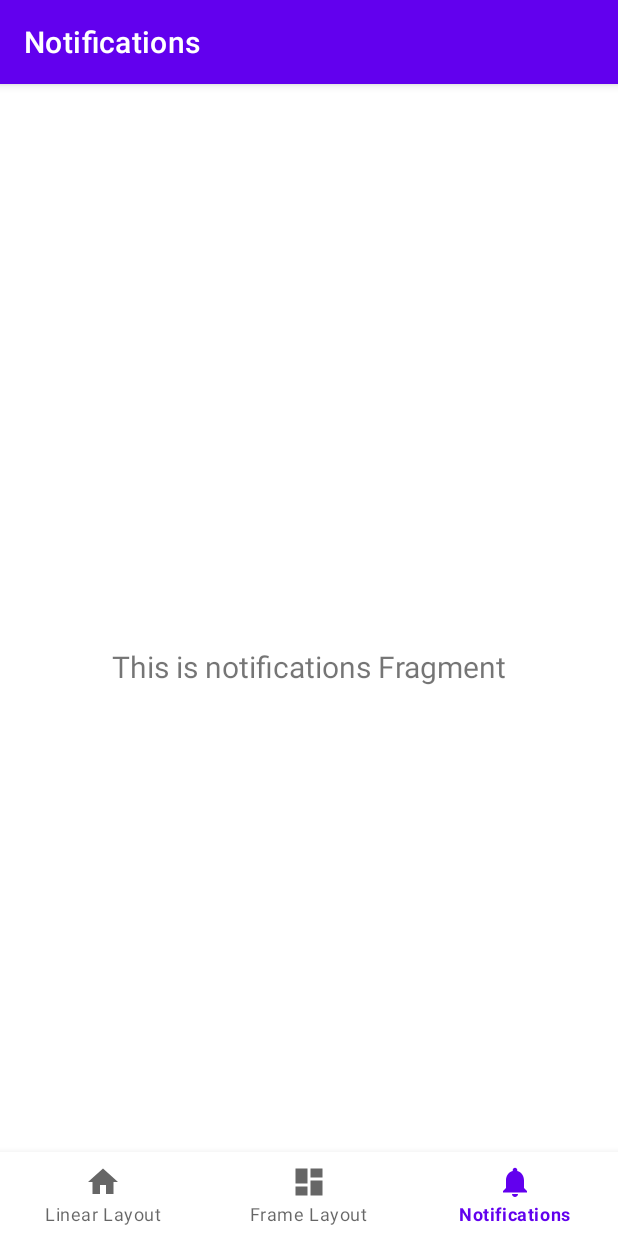
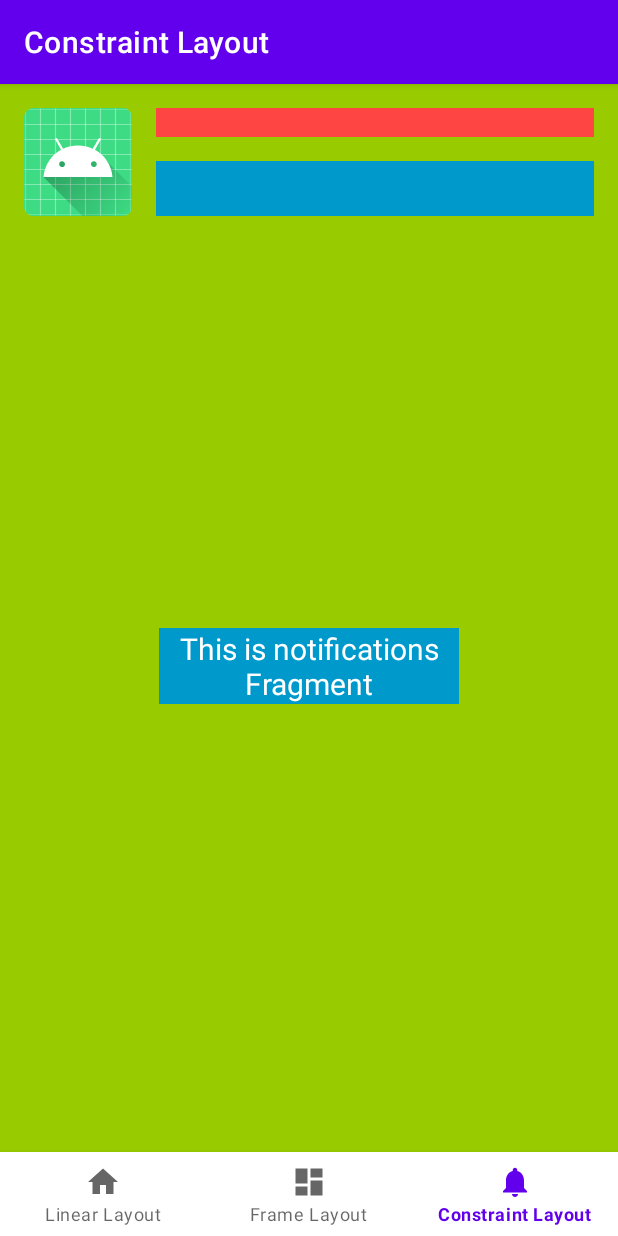
Before and after one commit to UR13L96/AndroidLayouts, an Android app: the NotificationsFragment screen opened through its navigation route, on a phone screen of 412 x 824 dp. Run offline under Robolectric (Android 15) with nearby library versions, the phone set to English and light mode, and no system bars; our stand-ins replace navigation-ui.

Commit message:
Added constraint layout example

```diff
--- a/app/src/main/java/com/olascoaga/layouts/ui/notifications/NotificationsFragment.kt
+++ b/app/src/main/java/com/olascoaga/layouts/ui/notifications/NotificationsFragment.kt
@@ -7,11 +7,11 @@ import android.view.ViewGroup
 import android.widget.TextView
 import androidx.fragment.app.Fragment
 import androidx.lifecycle.ViewModelProvider
-import com.olascoaga.layouts.databinding.FragmentNotificationsBinding
+import com.olascoaga.layouts.databinding.FragmentConstraintLayoutBinding
 
 class NotificationsFragment : Fragment() {
 
-    private var _binding: FragmentNotificationsBinding? = null
+    private var _binding: FragmentConstraintLayoutBinding? = null
 
     // This property is only valid between onCreateView and
     // onDestroyView.
@@ -25,7 +25,7 @@ class NotificationsFragment : Fragment() {
         val notificationsViewModel =
             ViewModelProvider(this).get(NotificationsViewModel::class.java)
 
-        _binding = FragmentNotificationsBinding.inflate(inflater, container, false)
+        _binding = FragmentConstraintLayoutBinding.inflate(inflater, container, false)
         val root: View = binding.root
 
         val textView: TextView = binding.textNotifications
--- /dev/null
+++ b/app/src/main/res/layout/fragment_constraint_layout.xml
@@ -0,0 +1,57 @@
+<?xml version="1.0" encoding="utf-8"?>
+<androidx.constraintlayout.widget.ConstraintLayout xmlns:android="http://schemas.android.com/apk/res/android"
+    xmlns:app="http://schemas.android.com/apk/res-auto"
+    xmlns:tools="http://schemas.android.com/tools"
+    android:layout_width="match_parent"
+    android:layout_height="match_parent"
+    android:background="@android:color/holo_green_light"
+    tools:context=".ui.notifications.NotificationsFragment">
+
+    <TextView
+        android:id="@+id/text_notifications"
+        android:layout_width="200dp"
+        android:layout_height="wrap_content"
+        android:layout_marginStart="8dp"
+        android:layout_marginTop="8dp"
+        android:layout_marginEnd="8dp"
+        android:textAlignment="center"
+        android:textSize="20sp"
+        android:background="@android:color/holo_blue_dark"
+        android:textColor="@android:color/white"
+        android:text="Constraint"
+        app:layout_constraintBottom_toBottomOf="parent"
+        app:layout_constraintEnd_toEndOf="parent"
+        app:layout_constraintStart_toStartOf="parent"
+        app:layout_constraintTop_toTopOf="parent"/>
+
+    <ImageView
+        android:id="@+id/ivUser"
+        android:layout_width="wrap_content"
+        android:layout_height="wrap_content"
+        android:src="@mipmap/ic_launcher"
+        app:layout_constraintTop_toTopOf="parent"
+        android:layout_marginTop="16dp"
+        android:layout_marginStart="16dp"
+        app:layout_constraintStart_toStartOf="parent"/>
+
+    <TextView
+        android:id="@+id/tvName"
+        android:layout_width="0dp"
+        android:layout_height="wrap_content"
+        android:background="@android:color/holo_red_light"
+        app:layout_constraintTop_toTopOf="@id/ivUser"
+        app:layout_constraintStart_toEndOf="@id/ivUser"
+        app:layout_constraintEnd_toEndOf="parent"
+        android:layout_marginEnd="16dp"
+        android:layout_marginStart="16dp"/>
+
+    <View
+        android:layout_width="0dp"
+        android:layout_height="0dp"
+        android:background="@android:color/holo_blue_dark"
+        app:layout_constraintTop_toBottomOf="@id/tvName"
+        app:layout_constraintStart_toStartOf="@id/tvName"
+        app:layout_constraintEnd_toEndOf="@id/tvName"
+        app:layout_constraintBottom_toBottomOf="@id/ivUser"
+        android:layout_marginTop="16dp"/>
+</androidx.constraintlayout.widget.ConstraintLayout>
--- a/app/src/main/res/layout/fragment_notifications.xml
+++ /dev/null
@@ -1,22 +0,0 @@
-<?xml version="1.0" encoding="utf-8"?>
-<androidx.constraintlayout.widget.ConstraintLayout xmlns:android="http://schemas.android.com/apk/res/android"
-    xmlns:app="http://schemas.android.com/apk/res-auto"
-    xmlns:tools="http://schemas.android.com/tools"
-    android:layout_width="match_parent"
-    android:layout_height="match_parent"
-    tools:context=".ui.notifications.NotificationsFragment">
-
-    <TextView
-        android:id="@+id/text_notifications"
-        android:layout_width="match_parent"
-        android:layout_height="wrap_content"
-        android:layout_marginStart="8dp"
-        android:layout_marginTop="8dp"
-        android:layout_marginEnd="8dp"
-        android:textAlignment="center"
-        android:textSize="20sp"
-        app:layout_constraintBottom_toBottomOf="parent"
-        app:layout_constraintEnd_toEndOf="parent"
-        app:layout_constraintStart_toStartOf="parent"
-        app:layout_constraintTop_toTopOf="parent" />
-</androidx.constraintlayout.widget.ConstraintLayout>
--- a/app/src/main/res/navigation/mobile_navigation.xml
+++ b/app/src/main/res/navigation/mobile_navigation.xml
@@ -21,5 +21,5 @@
         android:id="@+id/navigation_notifications"
         android:name="com.olascoaga.layouts.ui.notifications.NotificationsFragment"
         android:label="@string/title_notifications"
-        tools:layout="@layout/fragment_notifications" />
+        tools:layout="@layout/fragment_constraint_layout" />
 </navigation>
--- a/app/src/main/res/values/strings.xml
+++ b/app/src/main/res/values/strings.xml
@@ -2,5 +2,5 @@
     <string name="app_name">Layouts</string>
     <string name="title_home">Linear Layout</string>
     <string name="title_dashboard">Frame Layout</string>
-    <string name="title_notifications">Notifications</string>
+    <string name="title_notifications">Constraint Layout</string>
 </resources>
```
